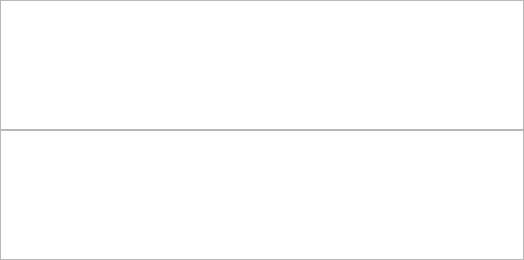
Qt form popupdialog.ui (glaumar/PopTranslate) before a commit.
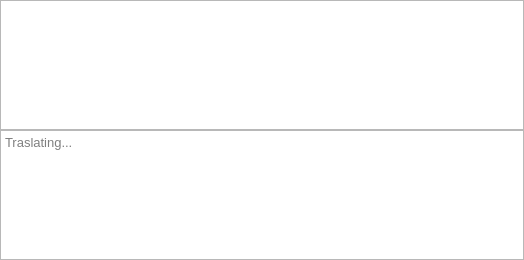
The same form after that commit.

Diff of the .ui file:
```diff
--- a/popupdialog.ui
+++ b/popupdialog.ui
@@ -18,6 +18,15 @@
   <property name="windowTitle">
    <string>Form</string>
   </property>
+  <property name="windowOpacity">
+   <double>1.000000000000000</double>
+  </property>
+  <property name="autoFillBackground">
+   <bool>true</bool>
+  </property>
+  <property name="styleSheet">
+   <string notr="true"/>
+  </property>
   <layout class="QVBoxLayout" name="verticalLayout">
    <property name="spacing">
     <number>0</number>
@@ -46,6 +55,9 @@
    </item>
    <item>
     <widget class="QTextEdit" name="trans_text_edit">
+     <property name="styleSheet">
+      <string notr="true"/>
+     </property>
      <property name="frameShape">
       <enum>QFrame::StyledPanel</enum>
      </property>
@@ -77,6 +89,9 @@
      <property name="textInteractionFlags">
       <set>Qt::NoTextInteraction</set>
      </property>
+     <property name="placeholderText">
+      <string>Traslating...</string>
+     </property>
     </widget>
    </item>
   </layout>
```
Left out of the diff: 3 changed lines with no effect on the pictures.
